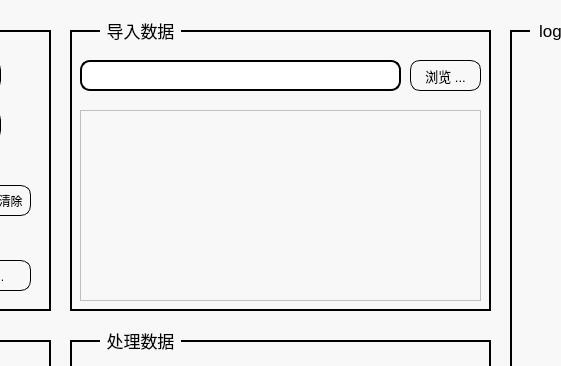
Old version of the form mainwindow/mainwindow.ui in the repository Chenjingzhi-cjb/MseedProcessGui; both pictures show x 200 to 761 and y 0 to 366 of the 1001 by 501 pixel window.
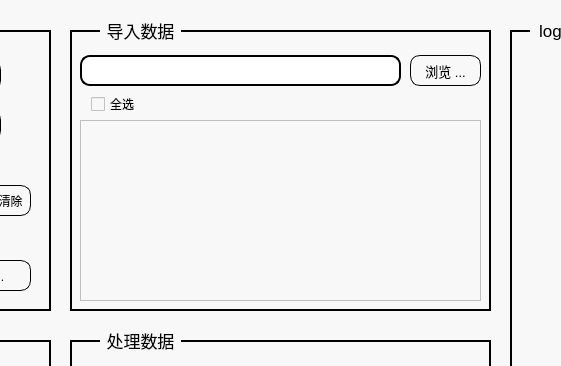
New version of the form. Icons and pictures are not drawn.

Commit message: Added "Select All/Deselect All" function.

The edit to the form file:
```diff
--- a/mainwindow/mainwindow.ui
+++ b/mainwindow/mainwindow.ui
@@ -68,7 +68,7 @@
     <property name="geometry">
      <rect>
       <x>280</x>
-      <y>60</y>
+      <y>55</y>
       <width>321</width>
       <height>31</height>
      </rect>
@@ -99,7 +99,7 @@
     <property name="geometry">
      <rect>
       <x>610</x>
-      <y>60</y>
+      <y>55</y>
       <width>71</width>
       <height>31</height>
      </rect>
@@ -800,9 +800,9 @@
     <property name="geometry">
      <rect>
       <x>280</x>
-      <y>110</y>
+      <y>120</y>
       <width>401</width>
-      <height>191</height>
+      <height>181</height>
      </rect>
     </property>
     <property name="font">
@@ -822,11 +822,24 @@
        <x>0</x>
        <y>0</y>
        <width>399</width>
-       <height>189</height>
+       <height>179</height>
       </rect>
      </property>
     </widget>
    </widget>
+   <widget class="QCheckBox" name="checkBox_select_all_files">
+    <property name="geometry">
+     <rect>
+      <x>291</x>
+      <y>93</y>
+      <width>81</width>
+      <height>22</height>
+     </rect>
+    </property>
+    <property name="text">
+     <string>全选</string>
+    </property>
+   </widget>
    <zorder>label_frame_process_data</zorder>
    <zorder>label_frame_load_data</zorder>
    <zorder>label_frame_pyenv</zorder>
@@ -855,6 +868,7 @@
    <zorder>button_output_excel</zorder>
    <zorder>button_save_pyplot</zorder>
    <zorder>scrollArea_select_files</zorder>
+   <zorder>checkBox_select_all_files</zorder>
   </widget>
  </widget>
  <resources>
```
The commit also changes 2 other files.
